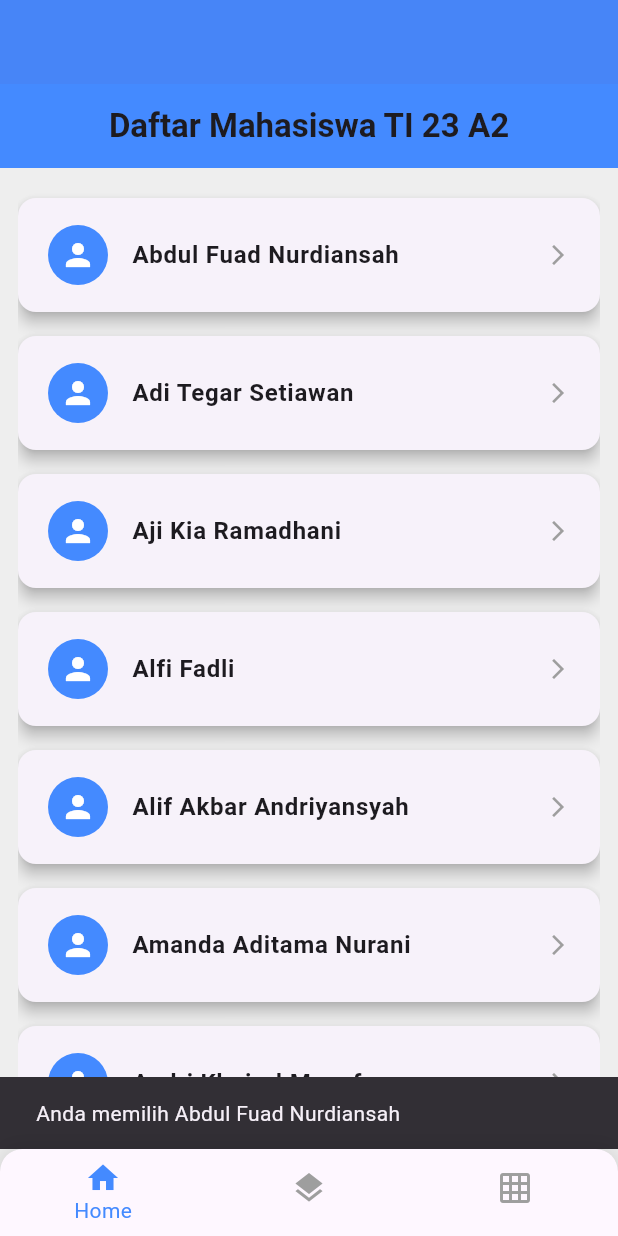
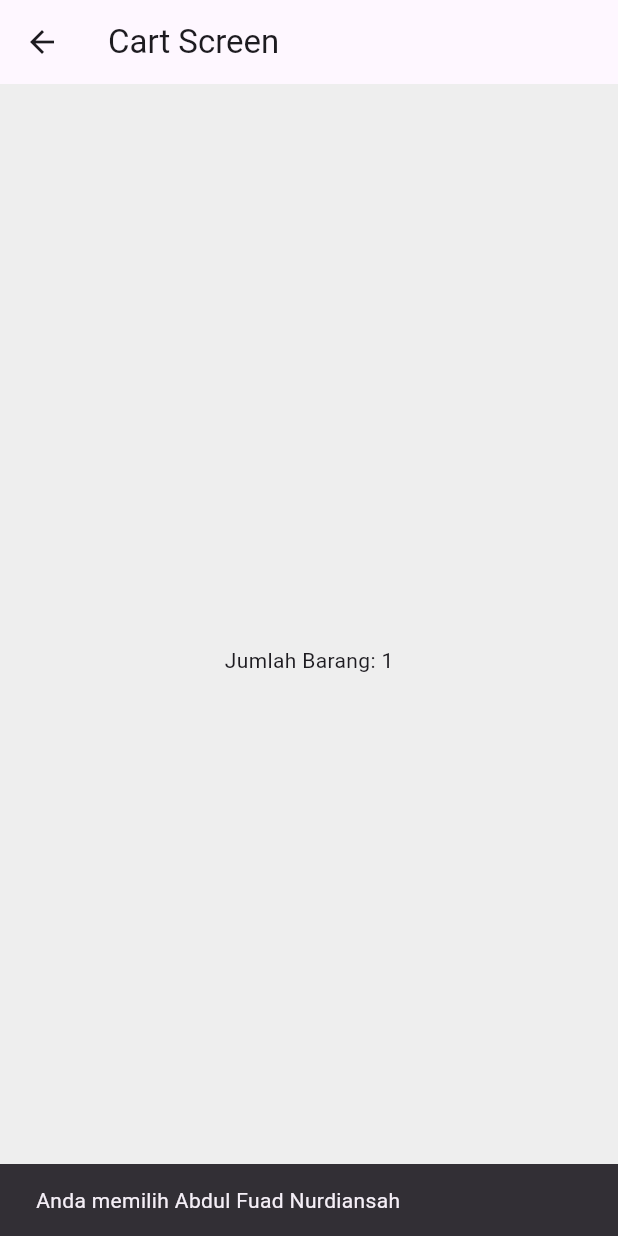
Before and after one commit to fzllwytndt/flutter_application_2, a Flutter app: the screen it shows after launch, after a tap on "Abdul Fuad Nurdiansah", on a phone screen of 412 x 824 dp. Run offline on Flutter 3.47's test engine with Material 3 defaults, Android fonts, the phone set to English and light mode, and no system bars.

Commit message:
first commit

```diff
--- /dev/null
+++ b/lib/cart_screen.dart
@@ -0,0 +1,22 @@
+import 'package:flutter/material.dart';
+
+class CartScreen extends StatelessWidget {
+  const CartScreen({super.key, required this.jumlah});
+
+  final int jumlah;
+
+  @override
+  Widget build(BuildContext context) {
+    return Scaffold(
+      appBar: AppBar(
+        title: const Text('Cart Screen'),
+      ),
+      body: Center(
+        child: Text(
+          'Jumlah Barang: $jumlah',
+
+        ),
+      ),
+    );
+  }
+}
--- a/lib/home_screen.dart
+++ b/lib/home_screen.dart
@@ -1,4 +1,6 @@
 import 'package:flutter/material.dart';
+// Pastikan file ini ada dan sudah dibuat
+import 'cart_screen.dart';
 
 void main() {
   runApp(MyApp());
@@ -100,12 +102,23 @@ class HomeScreen extends StatelessWidget {
                 ),
                 trailing: Icon(Icons.arrow_forward_ios, size: 16, color: Colors.grey),
                 onTap: () {
+                  // Tampilkan snackbar
                   ScaffoldMessenger.of(context).showSnackBar(
                     SnackBar(
                       content: Text('Anda memilih ${friends[index]['name']}'),
                       duration: Duration(seconds: 1),
                     ),
                   );
+
+                  // Navigasi setelah delay sedikit agar tidak bentrok
+                  Future.delayed(Duration(milliseconds: 500), () {
+                    Navigator.push(
+                      context,
+                      MaterialPageRoute(
+                        builder: (context) => CartScreen(jumlah: index + 1),
+                      ),
+                    );
+                  });
                 },
               ),
             );
--- a/lib/main.dart
+++ b/lib/main.dart
@@ -2,7 +2,7 @@ import 'package:flutter/material.dart';
 import 'home_screen.dart';
 import 'stack_screen.dart';
 import 'row_column_screen.dart';
-
+//import 'cart_screen.dart';
 void main() {
   runApp(const MyApp());
 }
@@ -35,9 +35,17 @@ class _MainScreenState extends State<MainScreen> {
   int _selectedIndex = 0;
 
   final List<Widget> _screens = [
-     HomeScreen(),
+    HomeScreen(),
     const StackScreen(),
     const RowColumnScreen(),
+   // const CartScreen(jumlah: 0), // ✅ tambah CartScreen ke list
+  ];
+
+  final List<String> _titles = [
+    '',
+    '',
+    '',
+    '', // ✅ tambah judul AppBar untuk Cart
   ];
 
   void _onItemTapped(int index) {
@@ -50,17 +58,20 @@ class _MainScreenState extends State<MainScreen> {
   Widget build(BuildContext context) {
     return Scaffold(
       appBar: AppBar(
-        title: const Text(
-          '',
-          style: TextStyle(fontWeight: FontWeight.bold),
+        title: Text(
+          _titles[_selectedIndex],
+          style: const TextStyle(fontWeight: FontWeight.bold),
         ),
-        backgroundColor: Colors.blueAccent,
+        backgroundColor: const Color.fromARGB(255, 255, 255, 255),
         centerTitle: true,
         elevation: 4,
       ),
       body: AnimatedSwitcher(
         duration: const Duration(milliseconds: 300),
-        child: _screens[_selectedIndex],
+        child: KeyedSubtree( // 🔑 biar transisi lebih smooth
+          key: ValueKey<int>(_selectedIndex),
+          child: _screens[_selectedIndex],
+        ),
       ),
       bottomNavigationBar: Container(
         decoration: BoxDecoration(
@@ -80,6 +91,7 @@ class _MainScreenState extends State<MainScreen> {
               BottomNavigationBarItem(icon: Icon(Icons.home), label: 'Home'),
               BottomNavigationBarItem(icon: Icon(Icons.layers), label: 'Stack'),
               BottomNavigationBarItem(icon: Icon(Icons.grid_on), label: 'Row/Column'),
+              //BottomNavigationBarItem(icon: Icon(Icons.shopping_cart), label: 'Cart'), // ✅ Cart icon
             ],
             currentIndex: _selectedIndex,
             selectedItemColor: Colors.blueAccent,
```
Also changed, not shown: lib/row_column_screen.dart (+34 -3 lines), 1 other file.
